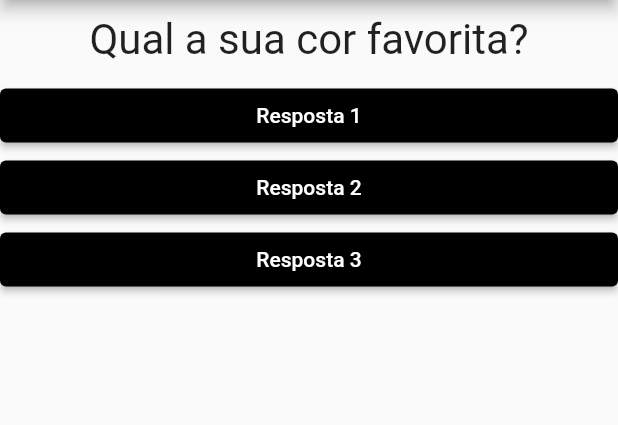
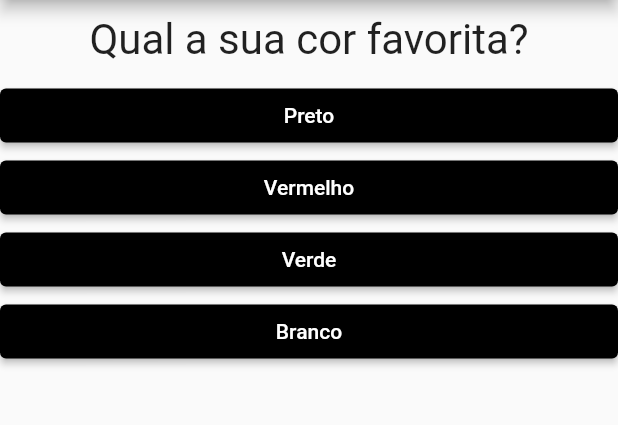
Before and after one commit to wellingtonzero21/Flutter, a Flutter app: the screen it shows after launch, on a phone screen of 412 x 824 dp, the part 84-509 px from its top. Run offline on Flutter 3.47's test engine with Material 2 defaults, Android fonts, the phone set to English and light mode, and no system bars.

Commit message:
Map
Colocando perguntas e respostas em Map

```diff
--- a/projeto_perguntas/lib/fixacao_main.dart
+++ /dev/null
@@ -1,46 +0,0 @@
-import 'package:flutter/material.dart';
-import 'package:projeto_perguntas/fixacao_questao.dart';
-import 'package:projeto_perguntas/fixacao_respostas.dart';
-import './questao.dart';
-import './respostas.dart';
-main() => runApp(PerguntaApp());
-
-class _PerguntaAppState extends State<PerguntaApp> {
-
-  var _perguntaSelecionada = 0;
-
-    void _resposta(){
-      setState(() {
-      _perguntaSelecionada++;
-      });
-    }
-
-  @override
-  Widget build(BuildContext context){
-    final List<String> perguntas = [
-      'Qual a sua cor favorita?',
-      'Qual é seu animal favorito?',
- ];
-    return MaterialApp(
-     home: Scaffold(
-      appBar: AppBar(
-        title: Center(child: Text('Perguntas')),
-        ),
-      body: Column(
-        children: [
-          Questao2(perguntas[_perguntaSelecionada]),
-            Respostas2("Resposta 1", _resposta),
-            Respostas2("Resposta 2", _resposta),
-            Respostas2("Resposta 3", _resposta),
-            ],
-          ),
-        ),
-      );
-    }
-  }
-class PerguntaApp extends StatefulWidget {
-
-  _PerguntaAppState createState(){
-    return _PerguntaAppState();
-  }
-}
--- a/projeto_perguntas/lib/main.dart
+++ b/projeto_perguntas/lib/main.dart
@@ -15,10 +15,23 @@ class _PerguntaAppState extends State<PerguntaApp> {
 
   @override
   Widget build(BuildContext context){
-    final List<String> perguntas = [
-      'Qual a sua cor favorita?',
-      'Qual é seu animal favorito?',
+    final List<Map<String, Object>> perguntas = [
+      {
+        'texto'  : 'Qual a sua cor favorita?',
+        'respostas' : ['Preto','Vermelho','Verde','Branco'],
+      },
+      {
+        'texto'  : 'Qual é seu animal favorito?',
+        'respostas' : ['Coelho','Cachorro','Gato','Leão'],
+      }
  ];
+
+    List<Widget> respostas = [];
+
+    for(String textoResp in perguntas[_perguntaSelecionada].cast()['respostas']){
+      respostas.add(Resposta(textoResp, _resposta));
+    };
+
     return MaterialApp(
      home: Scaffold(
       appBar: AppBar(
@@ -26,10 +39,8 @@ class _PerguntaAppState extends State<PerguntaApp> {
         ),
       body: Column(
         children: [
-          Questao(perguntas[_perguntaSelecionada]),
-            Resposta("Resposta 1", _resposta),
-            Resposta("Resposta 2", _resposta),
-            Resposta("Resposta 3", _resposta),
+          Questao(perguntas[_perguntaSelecionada]['texto'].toString()),
+          ...respostas,
             ],
           ),
         ),
```
Also changed, not shown: projeto_perguntas/lib/fixacao_questao.dart (deleted, +0 -23 lines), projeto_perguntas/lib/fixacao_respostas.dart (deleted, +0 -24 lines).
